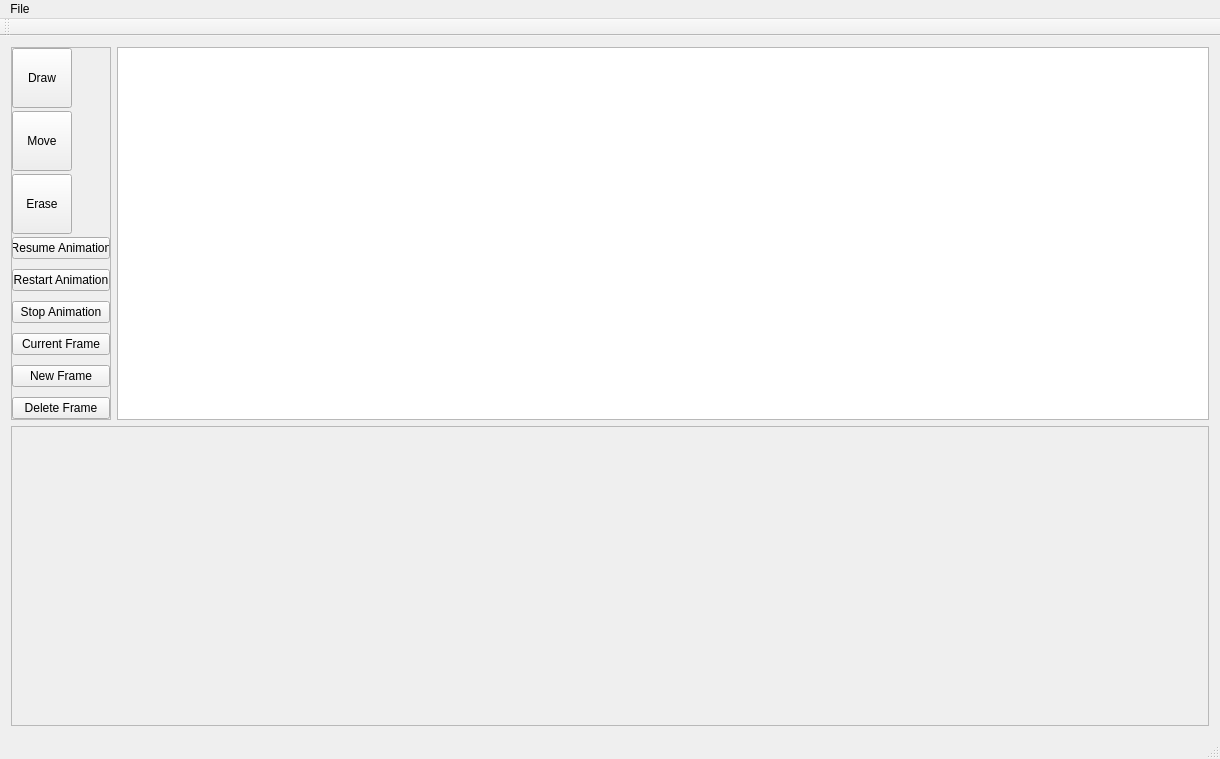
unrelentingfox/TowerAnimator-cs383, file mainwindow.ui: the form before one commit.
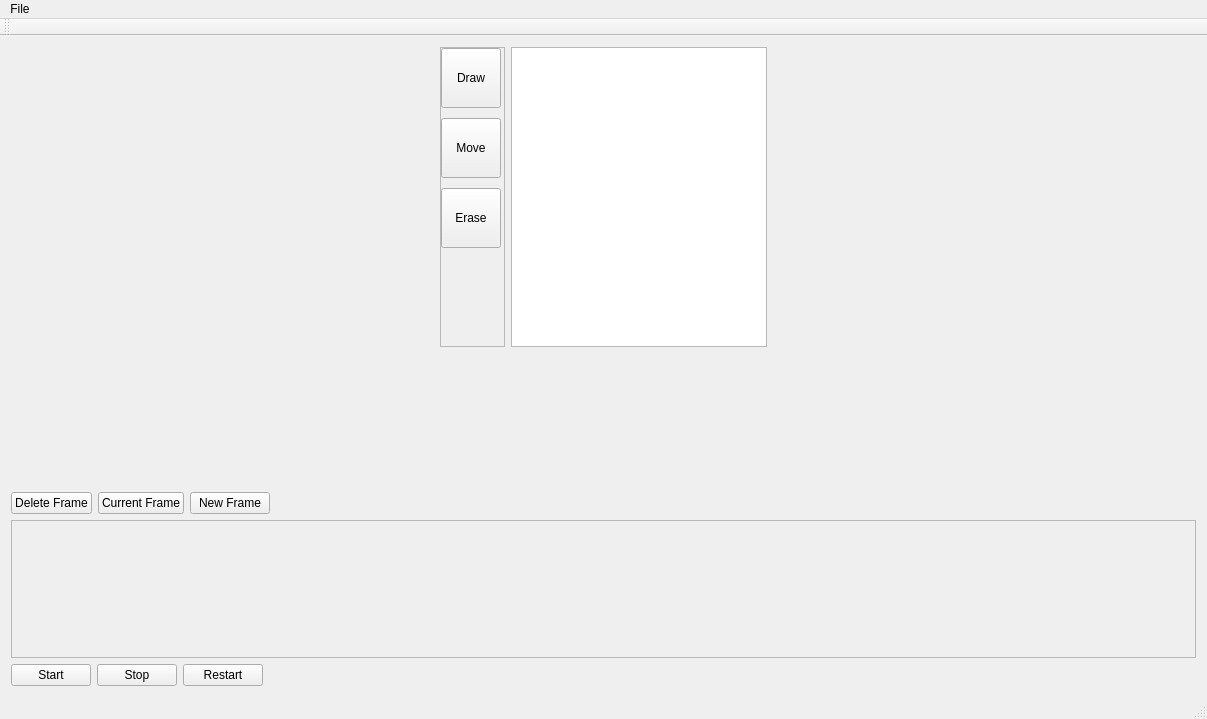
The form after the commit. Custom widgets are drawn as their Qt base class.

What changed in the file:
```diff
--- a/mainwindow.ui
+++ b/mainwindow.ui
@@ -6,8 +6,8 @@
    <rect>
     <x>0</x>
     <y>0</y>
-    <width>1220</width>
-    <height>759</height>
+    <width>1207</width>
+    <height>719</height>
    </rect>
   </property>
   <property name="minimumSize">
@@ -20,14 +20,33 @@
    <string>Tower Animator</string>
   </property>
   <widget class="QWidget" name="centralWidget">
-   <layout class="QVBoxLayout" name="verticalLayout_2" stretch="3,1">
+   <layout class="QVBoxLayout" name="verticalLayout_2">
     <item>
-     <layout class="QHBoxLayout" name="animationLayout">
+     <layout class="QHBoxLayout" name="animationLayout" stretch="0,0,0,0,0,0">
+      <item>
+       <spacer name="horizontalSpacer_3">
+        <property name="orientation">
+         <enum>Qt::Horizontal</enum>
+        </property>
+        <property name="sizeHint" stdset="0">
+         <size>
+          <width>40</width>
+          <height>20</height>
+         </size>
+        </property>
+       </spacer>
+      </item>
       <item>
        <widget class="QFrame" name="toolBar">
+        <property name="minimumSize">
+         <size>
+          <width>65</width>
+          <height>0</height>
+         </size>
+        </property>
         <property name="maximumSize">
          <size>
-          <width>100</width>
+          <width>65</width>
           <height>16777215</height>
          </size>
         </property>
@@ -120,71 +139,9 @@
            </property>
           </spacer>
          </item>
-         <item>
-          <widget class="QPushButton" name="resume">
-           <property name="text">
-            <string>Resume Animation</string>
-           </property>
-          </widget>
-         </item>
-         <item>
-          <widget class="QPushButton" name="restart">
-           <property name="text">
-            <string>Restart Animation</string>
-           </property>
-          </widget>
-         </item>
-         <item>
-          <widget class="QPushButton" name="stop">
-           <property name="text">
-            <string>Stop Animation</string>
-           </property>
-          </widget>
-         </item>
-         <item>
-          <spacer name="verticalSpacer">
-           <property name="orientation">
-            <enum>Qt::Vertical</enum>
-           </property>
-           <property name="sizeHint" stdset="0">
-            <size>
-             <width>20</width>
-             <height>40</height>
-            </size>
-           </property>
-          </spacer>
-         </item>
-         <item>
-          <widget class="QPushButton" name="gotoCurrentFrame">
-           <property name="text">
-            <string>Current Frame</string>
-           </property>
-          </widget>
-         </item>
-         <item>
-          <widget class="QPushButton" name="AddFrame">
-           <property name="text">
-            <string>New Frame</string>
-           </property>
-          </widget>
-         </item>
-         <item>
-          <widget class="QPushButton" name="delteFrame">
-           <property name="text">
-            <string>Delete Frame</string>
-           </property>
-          </widget>
-         </item>
         </layout>
        </widget>
       </item>
-      <item>
-       <layout class="QVBoxLayout" name="verticalLayout_3">
-        <item>
-         <layout class="QHBoxLayout" name="horizontalLayout_3">
-          <property name="spacing">
-           <number>0</number>
-          </property>
           <item>
            <widget class="AnimationView" name="AnimationWidget">
             <property name="enabled">
@@ -196,6 +153,12 @@
               <verstretch>0</verstretch>
              </sizepolicy>
             </property>
+        <property name="minimumSize">
+         <size>
+          <width>0</width>
+          <height>300</height>
+         </size>
+        </property>
             <property name="sizeIncrement">
              <size>
               <width>15</width>
@@ -213,12 +176,75 @@
             </property>
            </widget>
           </item>
-         </layout>
-        </item>
+      <item>
+       <layout class="QVBoxLayout" name="AnimationLayout"/>
+      </item>
+      <item>
+       <layout class="QVBoxLayout" name="colorSelector" stretch=""/>
+      </item>
+      <item>
+       <spacer name="horizontalSpacer_4">
+        <property name="orientation">
+         <enum>Qt::Horizontal</enum>
+        </property>
+        <property name="sizeHint" stdset="0">
+         <size>
+          <width>40</width>
+          <height>20</height>
+         </size>
+        </property>
+       </spacer>
+      </item>
        </layout>
       </item>
       <item>
-       <layout class="QVBoxLayout" name="colorSelector"/>
+     <spacer name="verticalSpacer">
+      <property name="orientation">
+       <enum>Qt::Vertical</enum>
+      </property>
+      <property name="sizeHint" stdset="0">
+       <size>
+        <width>0</width>
+        <height>0</height>
+       </size>
+      </property>
+     </spacer>
+    </item>
+    <item>
+     <layout class="QHBoxLayout" name="horizontalLayout_4">
+      <item>
+       <widget class="QPushButton" name="delteFrame">
+        <property name="text">
+         <string>Delete Frame</string>
+        </property>
+       </widget>
+      </item>
+      <item>
+       <widget class="QPushButton" name="gotoCurrentFrame">
+        <property name="text">
+         <string>Current Frame</string>
+        </property>
+       </widget>
+      </item>
+      <item>
+       <widget class="QPushButton" name="AddFrame">
+        <property name="text">
+         <string>New Frame</string>
+        </property>
+       </widget>
+      </item>
+      <item>
+       <spacer name="horizontalSpacer_2">
+        <property name="orientation">
+         <enum>Qt::Horizontal</enum>
+        </property>
+        <property name="sizeHint" stdset="0">
+         <size>
+          <width>40</width>
+          <height>20</height>
+         </size>
+        </property>
+       </spacer>
       </item>
      </layout>
     </item>
@@ -229,7 +255,7 @@
         <property name="minimumSize">
          <size>
           <width>0</width>
-          <height>300</height>
+          <height>0</height>
          </size>
         </property>
         <property name="verticalScrollBarPolicy">
@@ -243,15 +269,59 @@
           <rect>
            <x>0</x>
            <y>0</y>
-           <width>1198</width>
-           <height>298</height>
+           <width>1185</width>
+           <height>300</height>
           </rect>
          </property>
+         <property name="minimumSize">
+          <size>
+           <width>0</width>
+           <height>300</height>
+          </size>
+         </property>
         </widget>
        </widget>
       </item>
      </layout>
     </item>
+    <item>
+     <layout class="QHBoxLayout" name="horizontalLayout_2">
+      <item>
+       <widget class="QPushButton" name="resume">
+        <property name="text">
+         <string>Start</string>
+        </property>
+       </widget>
+      </item>
+      <item>
+       <widget class="QPushButton" name="stop">
+        <property name="text">
+         <string>Stop</string>
+        </property>
+       </widget>
+      </item>
+      <item>
+       <widget class="QPushButton" name="restart">
+        <property name="text">
+         <string>Restart</string>
+        </property>
+       </widget>
+      </item>
+      <item>
+       <spacer name="horizontalSpacer">
+        <property name="orientation">
+         <enum>Qt::Horizontal</enum>
+        </property>
+        <property name="sizeHint" stdset="0">
+         <size>
+          <width>40</width>
+          <height>20</height>
+         </size>
+        </property>
+       </spacer>
+      </item>
+     </layout>
+    </item>
    </layout>
   </widget>
   <widget class="QMenuBar" name="menuBar">
@@ -259,7 +329,7 @@
     <rect>
      <x>0</x>
      <y>0</y>
-     <width>1220</width>
+     <width>1207</width>
      <height>20</height>
     </rect>
    </property>
@@ -280,7 +350,7 @@
     <enum>TopToolBarArea</enum>
    </attribute>
    <attribute name="toolBarBreak">
-    <bool>false</bool>
+    <bool>true</bool>
    </attribute>
   </widget>
   <widget class="QStatusBar" name="statusBar"/>
```
Left out of the diff: 8 changed lines with no effect on the pictures. Lines whose indentation alone changed are shown as unchanged.
